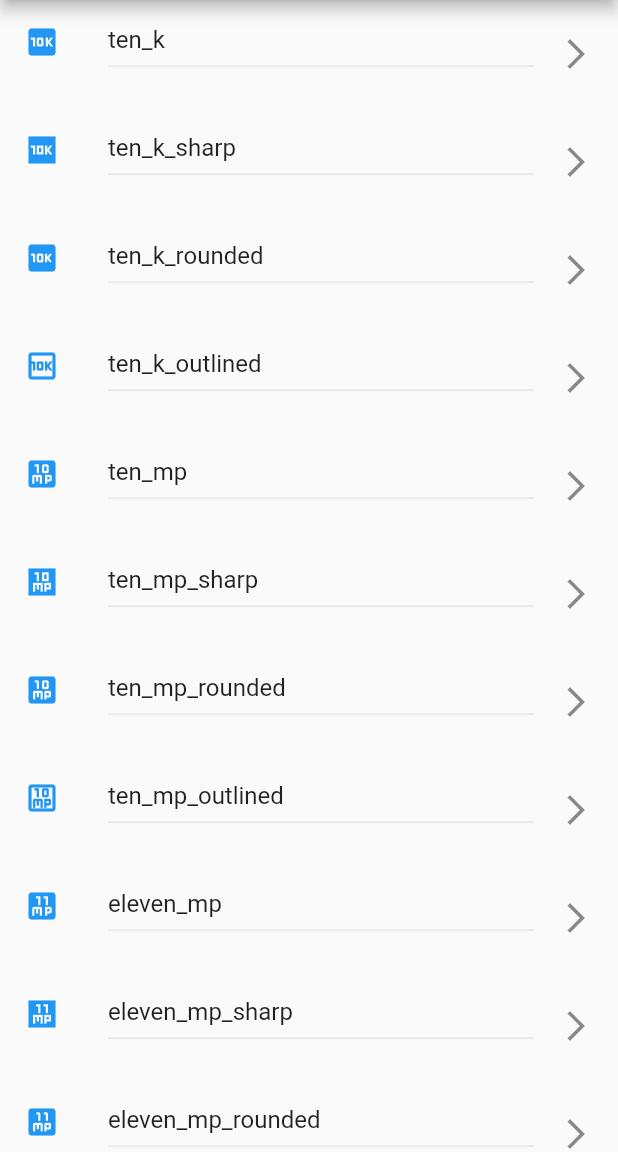
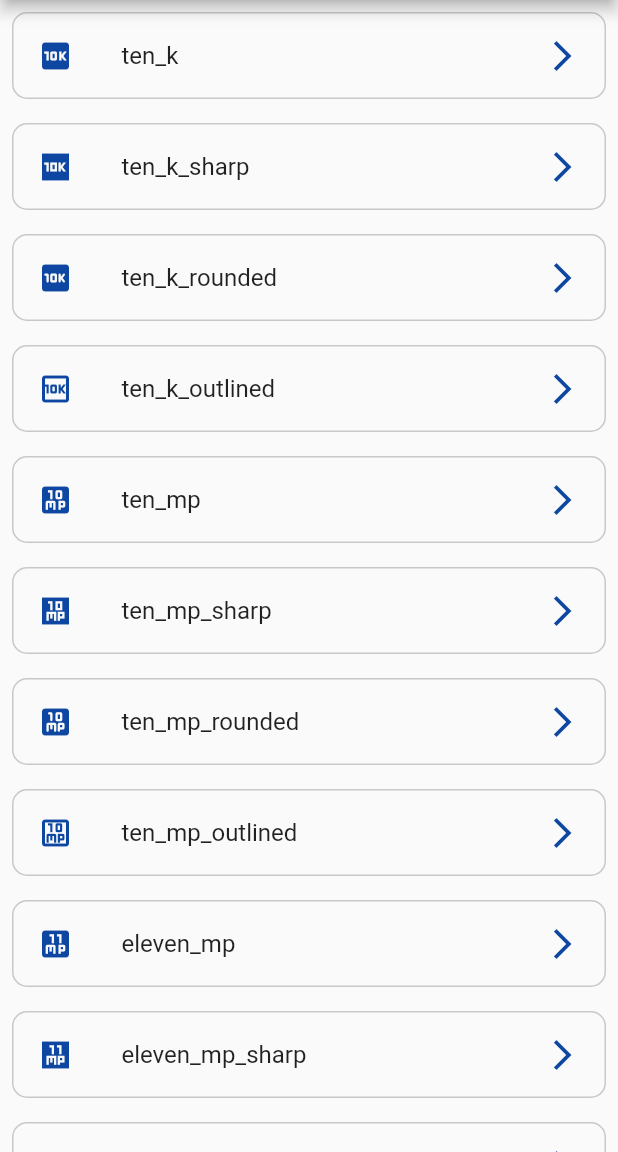
Before and after one commit to ArielM24/flutter_icons, a Flutter app: the screen it shows after launch, on a phone screen of 412 x 824 dp, the part 84-1236 px from its top. Run offline on Flutter 3.47's test engine with Material 2 defaults, Android fonts, the phone set to English and light mode, and no system bars; our stand-ins replace flutter_colorpicker, permission_handler, share_plus; missing offline and left inert: dart:html, widget_to_image; statements that could not run were skipped.

Commit message:
icon list

```diff
--- a/lib/gui/widgets/icon/icon_list.dart
+++ b/lib/gui/widgets/icon/icon_list.dart
@@ -11,21 +11,30 @@ class IconList extends StatelessWidget {
     return ListView.builder(
         itemCount: iconNames.length,
         itemBuilder: (context, index) {
-          return ListTile(
+          return Padding(
+            padding: const EdgeInsets.all(8.0),
+            child: Container(
+              decoration: BoxDecoration(
+                  borderRadius: BorderRadius.circular(10),
+                  border: Border.all(color: Colors.black.withOpacity(0.2))),
+              child: ListTile(
                 leading: Icon(
                   IconNames.icons[iconNames[index]],
-              color: Colors.blue,
+                  color: Colors.blue[900],
                 ),
                 title: Text(iconNames[index]),
-            subtitle: const Divider(),
-            trailing: const Icon(Icons.arrow_forward_ios_outlined),
+                trailing: Icon(Icons.arrow_forward_ios_outlined,
+                    color: Colors.blue[900]),
                 onTap: () {
-              Navigator.of(context).push(MaterialPageRoute(builder: (context) {
+                  Navigator.of(context)
+                      .push(MaterialPageRoute(builder: (context) {
                     return EditorPage(
                         iconData: IconNames.icons[iconNames[index]]!,
                         iconName: iconNames[index]);
                   }));
                 },
+              ),
+            ),
           );
         });
   }
```
Lines whose indentation alone changed are shown as unchanged.
